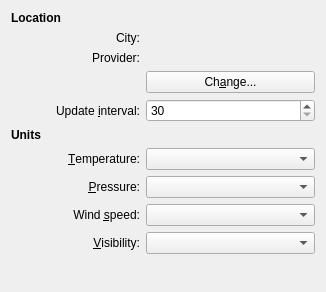
This is libs/plasmaweather/weatherconfig.ui in KDE/kdeplasma-addons as Qt 5 draws it before an edit. The edited form follows.
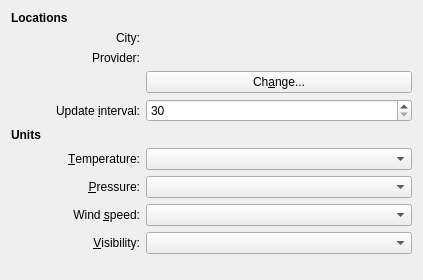
This is the edited form. Custom widgets are drawn as their Qt base class.

Commit message: proper grid layout

Patch:
```diff
--- a/libs/plasmaweather/weatherconfig.ui
+++ b/libs/plasmaweather/weatherconfig.ui
@@ -6,8 +6,8 @@
    <rect>
     <x>0</x>
     <y>0</y>
-    <width>326</width>
-    <height>292</height>
+    <width>423</width>
+    <height>280</height>
    </rect>
   </property>
   <property name="sizePolicy">
@@ -41,11 +41,11 @@
       </font>
      </property>
      <property name="text">
-      <string>Location</string>
+      <string>Locations</string>
      </property>
     </widget>
    </item>
-   <item row="1" column="0" colspan="3">
+   <item row="1" column="0">
     <widget class="QLabel" name="cityLabel">
      <property name="minimumSize">
       <size>
@@ -61,7 +61,7 @@
      </property>
     </widget>
    </item>
-   <item row="1" column="3">
+   <item row="1" column="1">
     <widget class="QLabel" name="cityTextLabel">
      <property name="sizePolicy">
       <sizepolicy hsizetype="Expanding" vsizetype="Preferred">
@@ -74,7 +74,7 @@
      </property>
     </widget>
    </item>
-   <item row="2" column="0" colspan="3">
+   <item row="2" column="0">
     <widget class="QLabel" name="providerLabel">
      <property name="minimumSize">
       <size>
@@ -90,7 +90,7 @@
      </property>
     </widget>
    </item>
-   <item row="2" column="3">
+   <item row="2" column="1">
     <widget class="QLabel" name="providerTextLabel">
      <property name="sizePolicy">
       <sizepolicy hsizetype="Expanding" vsizetype="Preferred">
@@ -103,7 +103,7 @@
      </property>
     </widget>
    </item>
-   <item row="3" column="3">
+   <item row="3" column="1">
     <widget class="KPushButton" name="changeButton">
      <property name="sizePolicy">
       <sizepolicy hsizetype="Expanding" vsizetype="Fixed">
@@ -116,7 +116,7 @@
      </property>
     </widget>
    </item>
-   <item row="4" column="0" colspan="3">
+   <item row="4" column="0">
     <widget class="QLabel" name="intervalLabel">
      <property name="minimumSize">
       <size>
@@ -135,7 +135,7 @@
      </property>
     </widget>
    </item>
-   <item row="4" column="3">
+   <item row="4" column="1">
     <widget class="QSpinBox" name="updateIntervalSpinBox">
      <property name="sizePolicy">
       <sizepolicy hsizetype="Expanding" vsizetype="Fixed">
@@ -154,7 +154,7 @@
      </property>
     </widget>
    </item>
-   <item row="5" column="0">
+   <item row="5" column="0" colspan="2">
     <widget class="QLabel" name="unitsLabel">
      <property name="font">
       <font>
@@ -167,7 +167,7 @@
      </property>
     </widget>
    </item>
-   <item row="6" column="0" colspan="3">
+   <item row="6" column="0">
     <widget class="QLabel" name="temperatureLabel">
      <property name="minimumSize">
       <size>
@@ -186,7 +186,7 @@
      </property>
     </widget>
    </item>
-   <item row="6" column="3">
+   <item row="6" column="1">
     <widget class="KComboBox" name="temperatureComboBox">
      <property name="sizePolicy">
       <sizepolicy hsizetype="Expanding" vsizetype="Fixed">
@@ -196,7 +196,7 @@
      </property>
     </widget>
    </item>
-   <item row="7" column="0" colspan="3">
+   <item row="7" column="0">
     <widget class="QLabel" name="pressureLabel">
      <property name="minimumSize">
       <size>
@@ -215,7 +215,7 @@
      </property>
     </widget>
    </item>
-   <item row="7" column="3">
+   <item row="7" column="1">
     <widget class="KComboBox" name="pressureComboBox">
      <property name="sizePolicy">
       <sizepolicy hsizetype="Expanding" vsizetype="Fixed">
@@ -225,7 +225,7 @@
      </property>
     </widget>
    </item>
-   <item row="8" column="0" colspan="3">
+   <item row="8" column="0">
     <widget class="QLabel" name="speedLabel">
      <property name="minimumSize">
       <size>
@@ -244,7 +244,7 @@
      </property>
     </widget>
    </item>
-   <item row="8" column="3">
+   <item row="8" column="1">
     <widget class="KComboBox" name="speedComboBox">
      <property name="sizePolicy">
       <sizepolicy hsizetype="Expanding" vsizetype="Fixed">
@@ -254,7 +254,7 @@
      </property>
     </widget>
    </item>
-   <item row="9" column="0" colspan="3">
+   <item row="9" column="0">
     <widget class="QLabel" name="visibilityLabel">
      <property name="minimumSize">
       <size>
@@ -273,7 +273,7 @@
      </property>
     </widget>
    </item>
-   <item row="9" column="3">
+   <item row="9" column="1">
     <widget class="KComboBox" name="visibilityComboBox">
      <property name="sizePolicy">
       <sizepolicy hsizetype="Expanding" vsizetype="Fixed">
@@ -283,7 +283,7 @@
      </property>
     </widget>
    </item>
-   <item row="10" column="2" colspan="2">
+   <item row="10" column="0">
     <spacer name="verticalSpacer">
      <property name="orientation">
       <enum>Qt::Vertical</enum>
```
